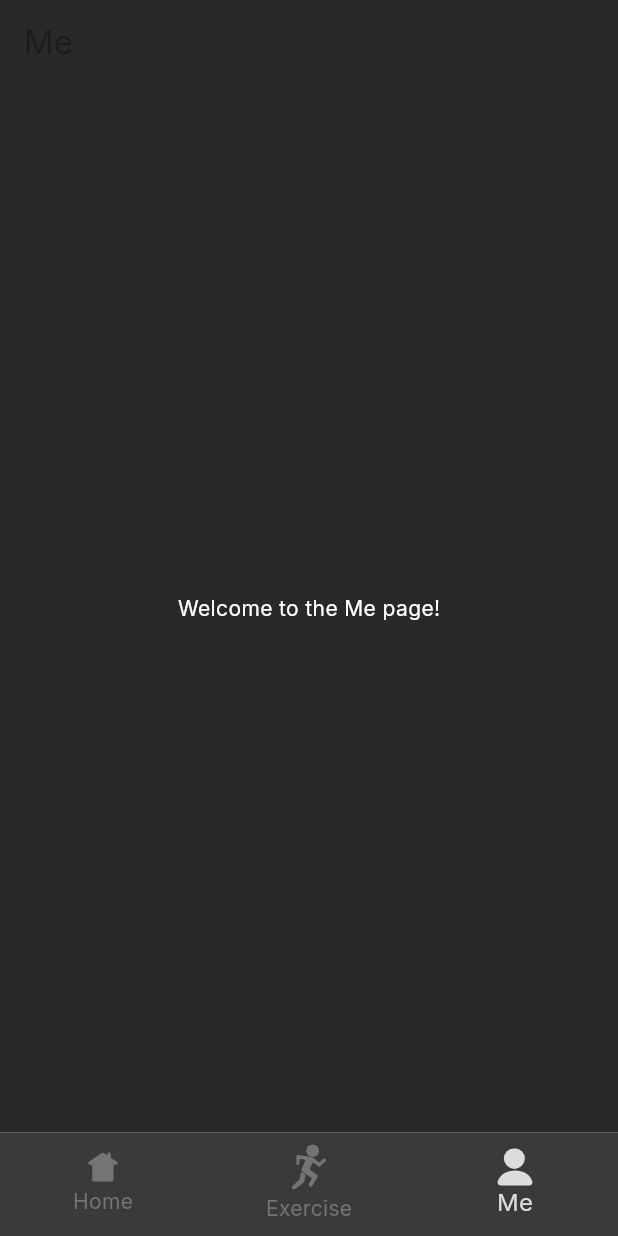
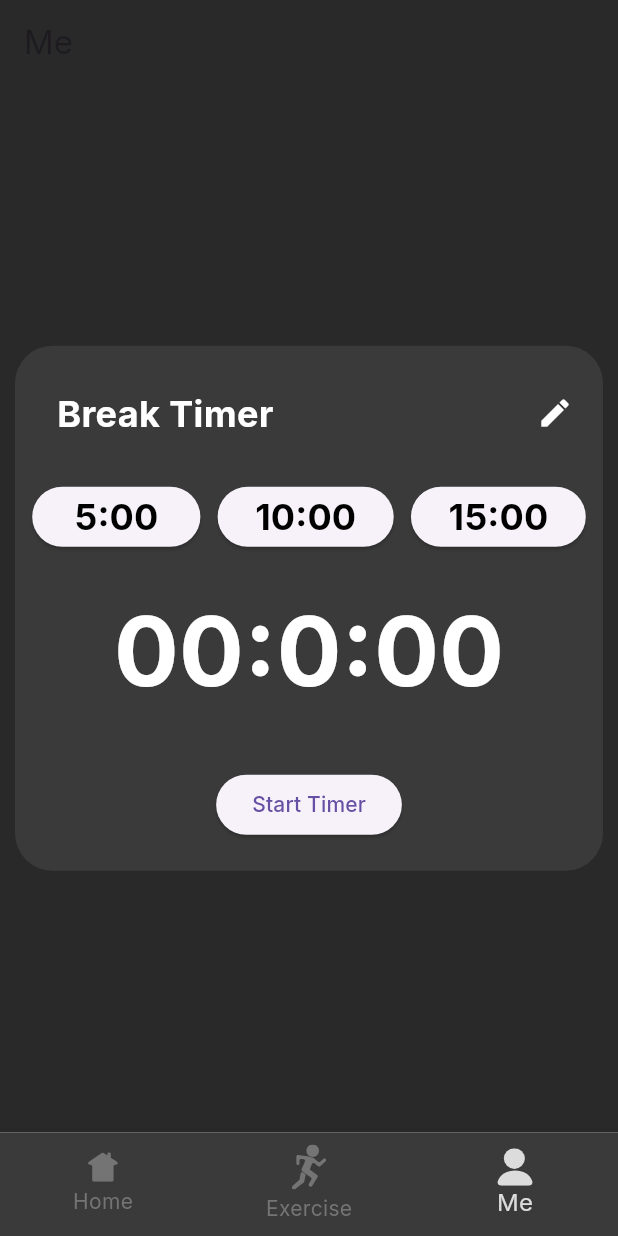
Before and after one commit to AbsolutelyHaakon/FitnessApp-IDATA2503, a Flutter app: the screen it shows after launch, item 3 of the bottom bar chosen, on a phone screen of 412 x 824 dp. Run offline on Flutter 3.47's test engine with Material 3 defaults, Android fonts, the phone set to English and light mode, and no system bars; our stand-ins replace flutter_svg.

Commit message:
First rendition of the break timer made
No logic is connected yet

```diff
--- /dev/null
+++ b/lib/modules/break_timer_module.dart
@@ -0,0 +1,127 @@
+import 'package:flutter/cupertino.dart';
+import 'package:flutter/material.dart';
+
+class BreakTimerModule extends StatefulWidget {
+  const BreakTimerModule({Key? key}) : super(key: key);
+
+  @override
+  _BreakTimerModuleState createState() => _BreakTimerModuleState();
+}
+
+class _BreakTimerModuleState extends State<BreakTimerModule> {
+  int _selectedTime = 00;
+
+  void _startTimer() {
+    // Implement the timer start logic here
+  }
+
+  void _setPresetTime(int time) {
+    setState(() {
+      _selectedTime = time;
+    });
+  }
+
+  @override
+  Widget build(BuildContext context) {
+    return Container(
+      margin: const EdgeInsets.symmetric(horizontal: 10.0),
+      decoration: BoxDecoration(
+        color: const Color(0xFF3A3A3A),
+        borderRadius: BorderRadius.circular(25.0),
+      ),
+      child: SizedBox(
+        height: 350.0,
+        child: Column(
+          children: [
+            Padding(
+              padding: const EdgeInsets.all(8.0),
+              child: Row(
+                mainAxisAlignment: MainAxisAlignment.spaceBetween,
+                children: [
+                  const Padding(
+                    padding: EdgeInsets.all(20.0),
+                    child: Text(
+                      'Break Timer',
+                      style: TextStyle(
+                        color: CupertinoColors.white,
+                        fontWeight: FontWeight.bold,
+                        fontSize: 24,
+                      ),
+                    ),
+                  ),
+                  IconButton(
+                    icon: const Icon(Icons.edit, color: Colors.white),
+                    onPressed: () {
+                      // Implement the edit action here
+                    },
+                  ),
+                ],
+              ),
+            ),
+            Expanded(
+              child: Column(
+                mainAxisAlignment: MainAxisAlignment.center,
+                children: [
+                  Row(
+                    mainAxisAlignment: MainAxisAlignment.spaceEvenly,
+                    children: [
+                      ElevatedButton(
+                        onPressed: () => _setPresetTime(05),
+                        child: const Padding(
+                          padding: EdgeInsets.symmetric(horizontal: 4.0),
+                          child: Text('5:00',
+                          style: TextStyle(
+                            color: CupertinoColors.black,
+                            fontWeight: FontWeight.bold,
+                            fontSize: 24,
+                          ),),
+                        ),
+                      ),
+                      ElevatedButton(
+                        onPressed: () => _setPresetTime(10),
+                        child: const Padding(
+                          padding: EdgeInsets.symmetric(horizontal: 1.0),
+                          child: Text('10:00',style: TextStyle(
+                            color: CupertinoColors.black,
+                            fontWeight: FontWeight.bold,
+                            fontSize: 24,
+                          ),),
+                        ),
+                      ),
+                      ElevatedButton(
+                        onPressed: () => _setPresetTime(15),
+                        child: const Padding(
+                          padding: EdgeInsets.symmetric(horizontal: 1.0),
+                          child: Text('15:00',
+                              style: TextStyle(
+                                color: CupertinoColors.black,
+                                fontWeight: FontWeight.bold,
+                                fontSize: 24,
+                              ),),
+                        ),
+                      ),
+                    ],
+                  ),
+                  const SizedBox(height: 20),
+                  Text(
+                    '00:$_selectedTime:00',style: const TextStyle(
+                    color: CupertinoColors.white,
+                    fontWeight: FontWeight.bold,
+                    fontSize: 64,
+                  ),
+                  ),
+                  const Spacer(),
+                  ElevatedButton(
+                    onPressed: _startTimer,
+                    child: const Text('Start Timer'),
+                  ),
+                  const SizedBox(height: 20),
+                ],
+              ),
+            ),
+          ],
+        ),
+      ),
+    );
+  }
+}
--- a/lib/pages/me.dart
+++ b/lib/pages/me.dart
@@ -1,3 +1,4 @@
+import 'package:fitnessapp_idata2503/modules/break_timer_module.dart';
 import 'package:flutter/material.dart';
 
 class Me extends StatelessWidget {
@@ -9,10 +10,7 @@ class Me extends StatelessWidget {
         backgroundColor: Color(0xFF292929),
       ),
       body: const Center(
-        child: Text(
-          'Welcome to the Me page!',
-          style: TextStyle(color: Colors.white),
-        ),
+        child: BreakTimerModule()
       ),
       backgroundColor: Color(0xFF292929),
     );
```
